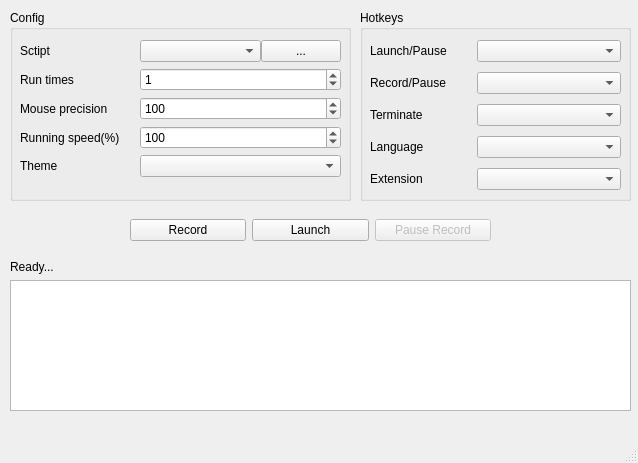
Before: the Qt Designer form UIView.ui in taojy123/KeymouseGo, drawn with Qt 5.
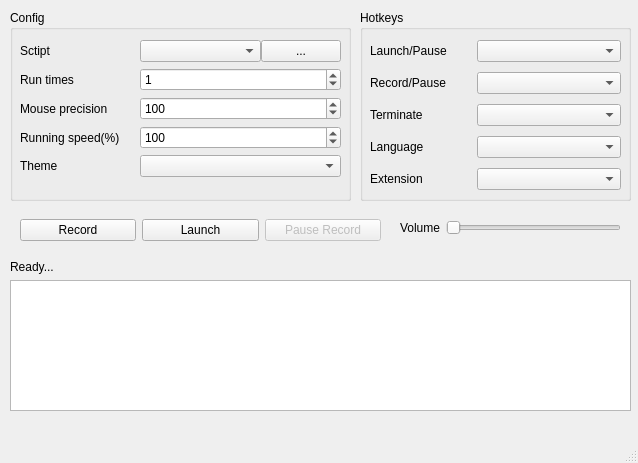
After: the same form once the commit is applied. Icons and pictures are not drawn.

The edit to the form file:
```diff
--- a/UIView.ui
+++ b/UIView.ui
@@ -261,7 +261,7 @@
    <widget class="QWidget" name="horizontalLayoutWidget">
     <property name="geometry">
      <rect>
-      <x>130</x>
+      <x>20</x>
       <y>210</y>
       <width>361</width>
       <height>41</height>
@@ -326,6 +326,32 @@
      </item>
     </layout>
    </widget>
+   <widget class="QWidget" name="formLayoutWidget_3">
+    <property name="geometry">
+     <rect>
+      <x>400</x>
+      <y>220</y>
+      <width>221</width>
+      <height>31</height>
+     </rect>
+    </property>
+    <layout class="QFormLayout" name="formLayout_3">
+     <item row="0" column="0">
+      <widget class="QLabel" name="label_volume">
+       <property name="text">
+        <string>Volume</string>
+       </property>
+      </widget>
+     </item>
+     <item row="0" column="1">
+      <widget class="QSlider" name="volumeSlider">
+       <property name="orientation">
+        <enum>Qt::Horizontal</enum>
+       </property>
+      </widget>
+     </item>
+    </layout>
+   </widget>
   </widget>
   <widget class="QMenuBar" name="menubar">
    <property name="geometry">
```
